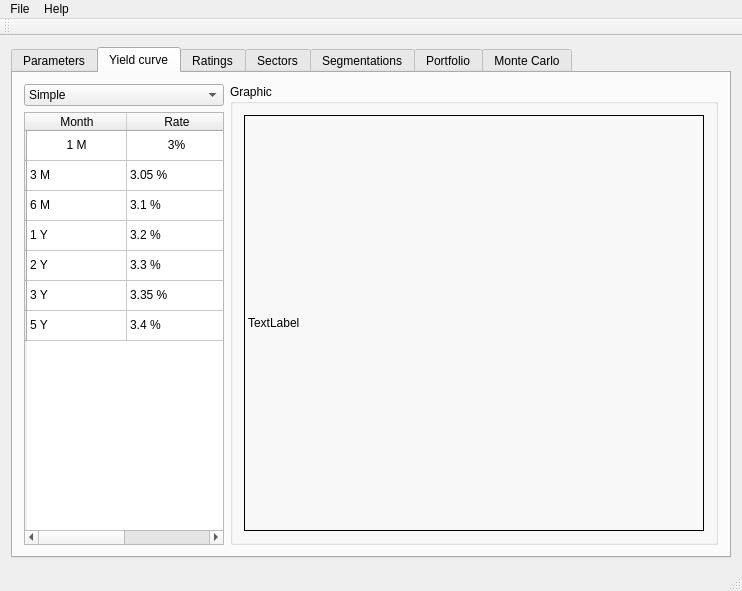
First picture: the form in src/gui/MainWindow.ui, repository torrentg/ccruncher, before the edit.
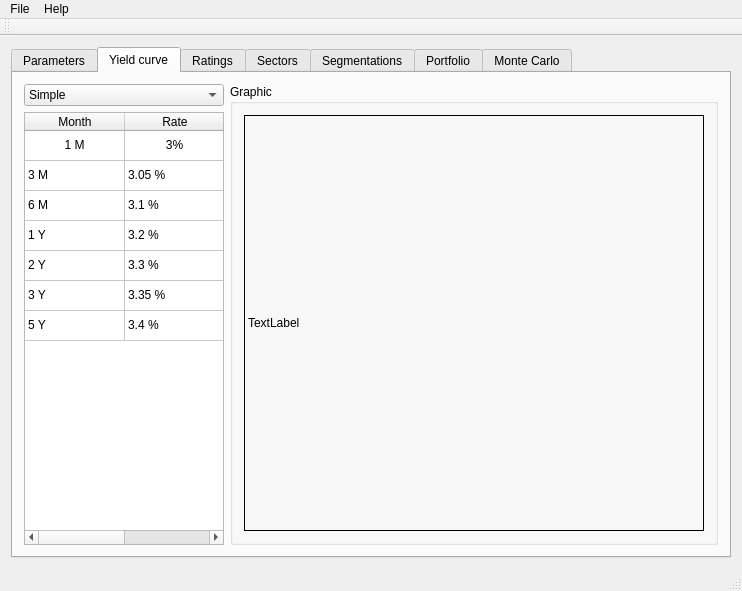
Second picture: the form after the edit. The open tabs and pages were chosen to show the change.

What changed in the file:
```diff
--- a/src/gui/MainWindow.ui
+++ b/src/gui/MainWindow.ui
@@ -325,6 +325,9 @@
             <attribute name="horizontalHeaderStretchLastSection">
              <bool>true</bool>
             </attribute>
+            <attribute name="verticalHeaderVisible">
+             <bool>false</bool>
+            </attribute>
             <attribute name="verticalHeaderStretchLastSection">
              <bool>false</bool>
             </attribute>
```
Left out of the diff: 18 changed lines with no effect on the pictures.
